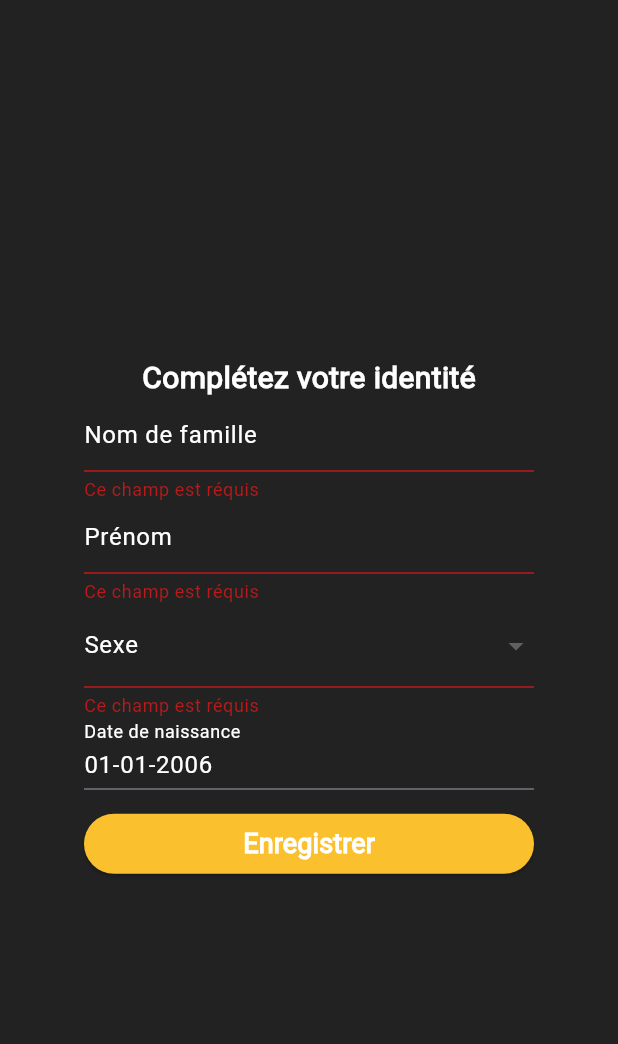
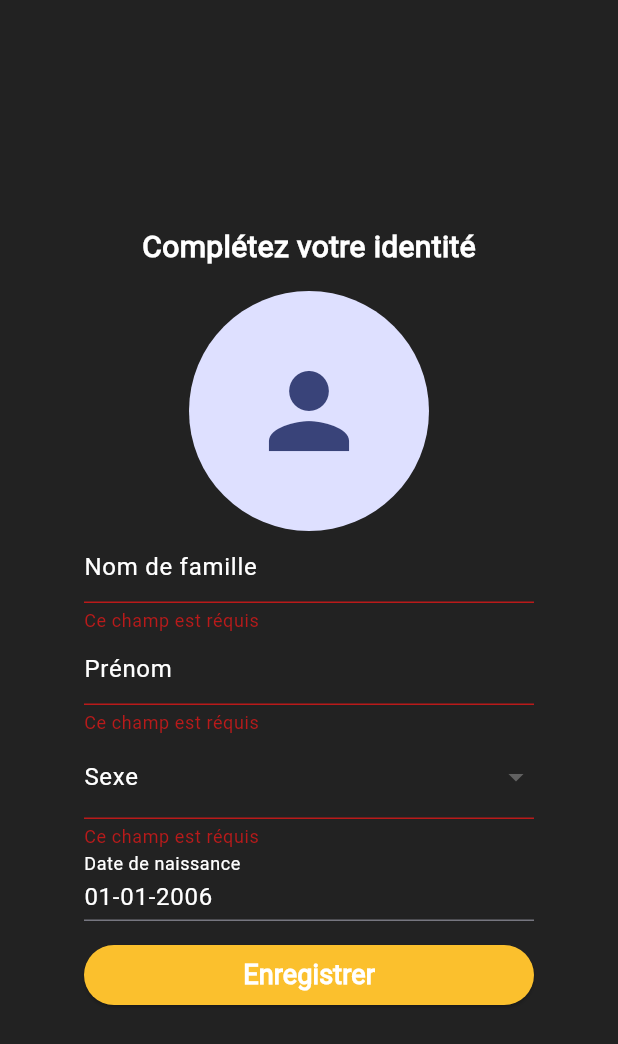
Before and after one commit to nandoys/mansa, a Flutter app: the RegistrationPage screen opened directly with empty values, after a tap on "Enregistrer", on a phone screen of 412 x 824 dp. Shown: the top 1044 px of the screen. Run offline on Flutter 3.47's test engine with Material 3 defaults, Android fonts, the light colour scheme and no system bars; our stand-ins replace cloud_firestore, equatable, firebase_auth, firebase_core, firebase_storage, form_validator and 2 more; missing offline and left inert: country_list_pick, firebase_app_check; accounts and stored records are empty.

Commit message:
registration: complete upload profile photo and save user information to firestore

```diff
--- a/lib/main.dart
+++ b/lib/main.dart
@@ -2,6 +2,7 @@ import 'package:cloud_firestore/cloud_firestore.dart';
 import 'package:firebase_app_check/firebase_app_check.dart';
 import 'package:firebase_auth/firebase_auth.dart';
 import 'package:firebase_core/firebase_core.dart';
+import 'package:firebase_storage/firebase_storage.dart';
 import 'package:flutter/material.dart';
 import 'package:flutter_localizations/flutter_localizations.dart';
 import 'package:form_validator/form_validator.dart';
@@ -31,6 +32,7 @@ void main() async {
   await FirebaseAuth.instance.useAuthEmulator('localhost', 9099);
 
   FirebaseFirestore.instance.useFirestoreEmulator('localhost', 8080);
+  await FirebaseStorage.instance.useStorageEmulator('localhost', 9199);
 
   ValidationBuilder.setLocale('fr');
   runApp(const MyApp());
--- /dev/null
+++ b/lib/registration/models/models.dart
@@ -0,0 +1,54 @@
+import 'package:equatable/equatable.dart';
+
+//ignore: must_be_immutable
+class Account extends Equatable {
+  Account({
+    required this.uuid,
+    required this.name,
+    required this.firstname,
+    required this.gender,
+    required this.birthday,
+    required this.phoneNumber,
+    required this.photo,
+    required this.createAt
+  });
+
+  factory Account.fromMap(Map<String, dynamic> map) {
+    return Account(
+        uuid: map['uuid'] ?? '',
+        name: map['name'] ?? '',
+        firstname: map['firstname'] ?? '',
+        gender: map['gender'] ?? '',
+        birthday: map['birthday'] ?? '',
+        phoneNumber: map['phoneNumber'] ?? '',
+        photo: map['photo'] ?? '',
+        createAt: map['createAt'] ?? ''
+    );
+  }
+
+  String uuid;
+  String name;
+  String firstname;
+  String gender;
+  DateTime birthday;
+  String phoneNumber;
+  String photo;
+  final DateTime createAt;
+
+  Map<String, dynamic> toMap() {
+    return {
+      'uuid': uuid,
+      'name': name,
+      'firstname': firstname,
+      'gender': gender,
+      'birthday': birthday,
+      'phoneNumber': phoneNumber,
+      'photo': photo,
+      'createAt': createAt
+    };
+  }
+
+  @override
+  List<Object?> get props => [uuid];
+
+}
--- a/lib/registration/ui/views/registration.dart
+++ b/lib/registration/ui/views/registration.dart
@@ -1,11 +1,17 @@
+import 'dart:io';
+
 import 'package:cloud_firestore/cloud_firestore.dart';
 import 'package:country_list_pick/country_list_pick.dart';
 import 'package:firebase_auth/firebase_auth.dart';
+import 'package:firebase_storage/firebase_storage.dart';
 import 'package:flutter/material.dart';
 import 'package:form_validator/form_validator.dart';
+import 'package:image_picker/image_picker.dart';
 import 'package:intl/intl.dart';
+import 'package:mansa/registration/models/models.dart';
 import 'package:pin_code_fields/pin_code_fields.dart';
 import 'package:mansa/utils/utils.dart';
+import 'package:mansa/app/ui/views/mansa.dart';
 
 class AuthentificationPage extends StatefulWidget {
   AuthentificationPage({super.key});
@@ -50,7 +56,7 @@ class _AuthentificationPageState extends State<AuthentificationPage> {
         // TODO: save the user locally
 
         final route = MaterialPageRoute(
-            builder: (context) => RegistrationPage(uuid: user.uid,)
+            builder: (context) => RegistrationPage(uuid: user.uid, phoneNumber: phoneNumberController.text,)
         );
 
         if (!mounted) return;
@@ -284,17 +290,21 @@ class _AuthentificationPageState extends State<AuthentificationPage> {
 
 
 class RegistrationPage extends StatefulWidget {
-  RegistrationPage({super.key, required this.uuid});
+  RegistrationPage({super.key, required this.uuid, required this.phoneNumber});
 
   final _auth = FirebaseAuth.instance;
   final _db = FirebaseFirestore.instance;
+  final _storage = FirebaseStorage.instance;
   final String uuid;
+  final String phoneNumber;
 
   @override
   State<RegistrationPage> createState() => _RegistrationPageState();
 }
 
 class _RegistrationPageState extends State<RegistrationPage> {
+  XFile? image;
+  bool loadingImage = false;
   List<String> genders = <String>['Homme', 'Femme'];
   // List<String> idDocuments = <String>['Carte nationale', 'Passeport', 'Permis de conduire'];
   String? genderValue;
@@ -330,26 +340,71 @@ class _RegistrationPageState extends State<RegistrationPage> {
 
   }
 
-  void register() {
+  void pickImage() async {
+    setState(() {
+      loadingImage = true;
+    });
+    image = await openGallery(context);
+    setState(() {
+      loadingImage = false;
+    });
+  }
+
+  Future<String?> storeFileToStorage() async {
+    String? downloadUrl;
+    try {
+      UploadTask uploadTask = widget._storage.ref().child("profile/${widget.uuid}").putFile(File(image!.path));
+      TaskSnapshot snapshot = await uploadTask;
+      String downloadUrl = await snapshot.ref.getDownloadURL();
+      return downloadUrl;
+    } on FirebaseException catch (error) {
+      if (!mounted) return null;
+      showSnackbar(context, error.message.toString());
+    }
+    return downloadUrl;
+  }
+
+  void register() async {
     if (formKey.currentState!.validate()) {
+      if (image == null) {
+        showSnackbar(context, "Veuillez ajouter votre photo");
+        return;
+      }
       setState(() {
         isLoading = true;
       });
-      final Map<String, dynamic> data = {
-        "uuid": widget.uuid,
-        "name": nameController.text,
-        "firstname": firstnameController.text,
-        "gender": genderValue,
-        "birthday": birthDayController.text
-      };
+
+      Account account = Account(
+          uuid: widget.uuid,
+          name: nameController.text.trim(),
+          firstname: firstnameController.text.trim(),
+          gender: genderValue as String,
+          birthday: birthday,
+          phoneNumber: widget.phoneNumber,
+          photo: '',
+          createAt: DateTime.now()
+      );
 
       try {
-        widget._db.collection("accounts").add(data).then((document) {
+        await storeFileToStorage().then((photoUrl) {
+          if (photoUrl != null) {
+            account.photo = photoUrl;
+          }
+        });
+
+        await widget._db.collection("accounts").doc(widget.uuid).set(account.toMap()).then((document) {
           setState(() {
             isLoading = false;
           });
 
+          final route = MaterialPageRoute(
+              builder: (context) => const Mansa()
+          );
+
+          Navigator.of(context).pushAndRemoveUntil(route, (Route<dynamic> route) => false);
+
         });
+
       } catch (error) {
         setState(() {
           isLoading = false;
@@ -379,6 +434,25 @@ class _RegistrationPageState extends State<RegistrationPage> {
                       color: Colors.white
                   ),
                 ),
+                const SizedBox(height: 15.0,),
+                InkWell(
+                  onTap: loadingImage ? null : pickImage,
+                  child: image == null ? CircleAvatar(
+                    radius: 80.0,
+                    child: loadingImage ? CircularProgressIndicator(
+                      color: Colors.yellow.shade700,
+                    ) : const Icon(
+                      Icons.person,
+                      size: 80.0,
+                    ),
+                  ) : CircleAvatar(
+                    radius: 80.0,
+                    backgroundImage: FileImage(File(image!.path)),
+                    child: loadingImage ? CircularProgressIndicator(
+                      color: Colors.yellow.shade700,
+                    ) : null,
+                  ),
+                ),
                 Form(
                     key: formKey,
                     child: Column(
@@ -387,6 +461,7 @@ class _RegistrationPageState extends State<RegistrationPage> {
                         SizedBox(
                           width: 300,
                           child: TextFormField(
+                            autovalidateMode: AutovalidateMode.onUserInteraction,
                             controller: nameController,
                             validator: ValidationBuilder(requiredMessage: "Ce champ est réquis").build(),
                             decoration: const InputDecoration(
@@ -400,6 +475,7 @@ class _RegistrationPageState extends State<RegistrationPage> {
                         SizedBox(
                           width: 300,
                           child: TextFormField(
+                            autovalidateMode: AutovalidateMode.onUserInteraction,
                             controller: firstnameController,
                             validator: ValidationBuilder(requiredMessage: "Ce champ est réquis").build(),
                             decoration: const InputDecoration(
@@ -413,6 +489,7 @@ class _RegistrationPageState extends State<RegistrationPage> {
                         SizedBox(
                           width: 300,
                           child: DropdownButtonFormField(
+                            autovalidateMode: AutovalidateMode.onUserInteraction,
                             onChanged: onChangedGender,
                             decoration: const InputDecoration(
                                 labelText: "Sexe",
@@ -441,6 +518,7 @@ class _RegistrationPageState extends State<RegistrationPage> {
                         SizedBox(
                           width: 300,
                           child: TextFormField(
+                            autovalidateMode: AutovalidateMode.onUserInteraction,
                             controller: birthDayController,
                             validator: ValidationBuilder(requiredMessage: "Ce champ est réquis").build(),
                             decoration: const InputDecoration(
@@ -464,10 +542,11 @@ class _RegistrationPageState extends State<RegistrationPage> {
                         style: ButtonStyle(
                             backgroundColor: MaterialStateProperty.resolveWith((states) => Colors.yellow.shade700)
                         ),
-                        onPressed: isLoading ? null : register,
+                        onPressed: isLoading || loadingImage ? null : register,
                         child: isLoading ? const CircularProgressIndicator(
                           color: Colors.white,
-                        ) : const Text(
+                        ) :
+                        const Text(
                           'Enregistrer',
                           style: TextStyle(
                               color: Colors.white,
@@ -520,7 +599,7 @@ class _VerificationCodeState extends State<VerificationCode> {
         // TODO: save the user locally
 
         final route = MaterialPageRoute(
-            builder: (context) => RegistrationPage(uuid: user.uid,)
+            builder: (context) => RegistrationPage(uuid: user.uid, phoneNumber: widget.phoneNumber,)
         );
 
         if (!mounted) return;
--- a/pubspec.yaml
+++ b/pubspec.yaml
@@ -56,6 +56,7 @@ dependencies:
   flutter_launcher_icons: ^0.13.1
   firebase_app_check: ^0.2.1+8
   image_picker: ^1.0.7
+  firebase_storage: ^11.6.0
 
 dev_dependencies:
   flutter_test:
```
Also changed, not shown: lib/app/ui/views/mansa.dart (renamed from lib/loan/ui/views/loans.dart, +4 -4 lines), lib/utils/utils.dart (+18 -0 lines), pubspec.lock, 5 other files.
